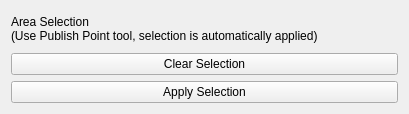
Before: the Qt Designer form opp_gui/ui/polygon_area_selection_widget.ui in swri-robotics/toolpath_offline_planning, drawn with Qt 5.
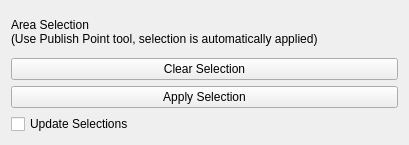
After: the same form once the commit is applied.

Commit message: added checkboxes to both polyline and polygon editing to enable/disable adding points of each type independently

```diff
--- a/opp_gui/ui/polygon_area_selection_widget.ui
+++ b/opp_gui/ui/polygon_area_selection_widget.ui
@@ -7,7 +7,7 @@
     <x>0</x>
     <y>0</y>
     <width>409</width>
-    <height>114</height>
+    <height>145</height>
    </rect>
   </property>
   <property name="windowTitle">
@@ -36,6 +36,13 @@
      </property>
     </widget>
    </item>
+   <item>
+    <widget class="QCheckBox" name="cbox_update_selections">
+     <property name="text">
+      <string>Update Selections</string>
+     </property>
+    </widget>
+   </item>
   </layout>
  </widget>
  <resources/>
```
The commit also changes 9 other files.
